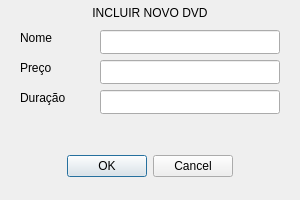
This is Loja/incluirdvd.ui in lumathias/DCA1202---Programa-o-Avan-ada as Qt 5 draws it before an edit. The edited form follows.
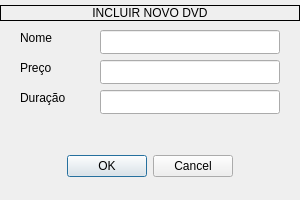
This is the edited form.

The edit to the form file:
```diff
--- a/Loja/incluirdvd.ui
+++ b/Loja/incluirdvd.ui
@@ -110,6 +110,9 @@
      <height>16</height>
     </rect>
    </property>
+   <property name="frameShape">
+    <enum>QFrame::Box</enum>
+   </property>
    <property name="text">
     <string>INCLUIR NOVO DVD</string>
    </property>
```
